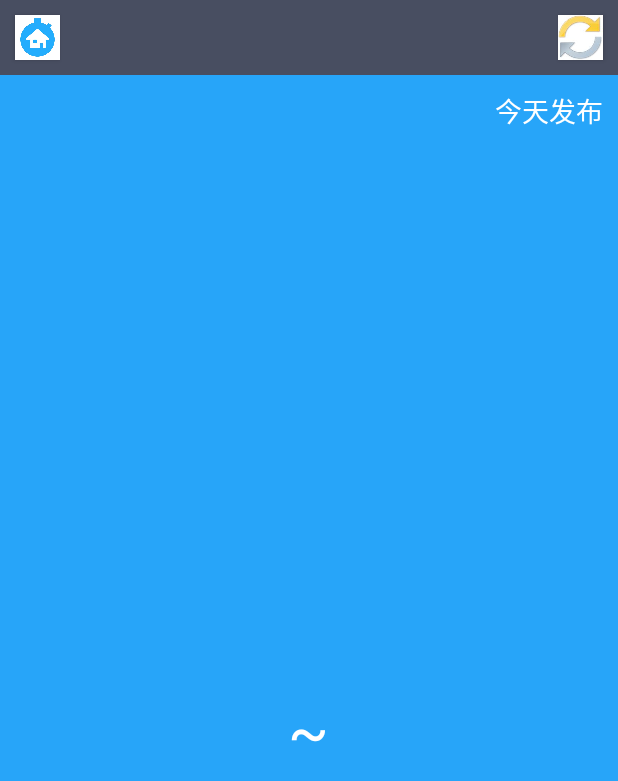
After one commit to whdxkcx/coolweather, an Android app: the WeatherActivity screen opened directly, with no data from a screen before it, on a phone screen of 412 x 824 dp. The commit adds this screen. Shown: the top 781 px of the screen. Run offline under Robolectric (Android 15) with nearby library versions, the phone set to English and light mode, and no system bars.

Commit message:
加入显示天气信息功能

```diff
--- a/app/build.gradle
+++ b/app/build.gradle
@@ -5,7 +5,7 @@
     buildToolsVersion "26.0.1"
     defaultConfig {
         applicationId "com.coolweather.app.coolweather"
-        minSdkVersion 15
+        minSdkVersion 22
         targetSdkVersion 26
         versionCode 1
         versionName "1.0"
--- a/app/src/main/AndroidManifest.xml
+++ b/app/src/main/AndroidManifest.xml
@@ -16,6 +16,8 @@
                 <category android:name="android.intent.category.LAUNCHER" />
             </intent-filter>
         </activity>
+
+        <activity android:name=".activity.WeatherActivity"></activity>
     </application>
 
 </manifest>
--- /dev/null
+++ b/app/src/main/java/com/coolweather/app/coolweather/activity/WeatherActivity.java
@@ -0,0 +1,173 @@
+package com.coolweather.app.coolweather.activity;
+
+import android.app.Activity;
+import android.content.Intent;
+import android.content.SharedPreferences;
+import android.os.Bundle;
+import android.preference.PreferenceManager;
+import android.provider.Settings;
+import android.support.annotation.Nullable;
+import android.text.TextUtils;
+import android.view.View;
+import android.view.Window;
+import android.widget.Button;
+import android.widget.LinearLayout;
+import android.widget.TextView;
+
+import com.coolweather.app.coolweather.R;
+import com.coolweather.app.coolweather.util.HttpCallBackListener;
+import com.coolweather.app.coolweather.util.HttpUtil;
+import com.coolweather.app.coolweather.util.Utility;
+
+
+/**
+ * Created by root on 2017/9/18.
+ */
+
+public class WeatherActivity extends Activity implements View.OnClickListener{
+
+    private LinearLayout weatherInfoLayout;
+    //用于显示城市名
+    private TextView cityNameText;
+    //用于显示发布时间
+    private TextView publishText;
+    //用于显示天气描述信息
+    private TextView weatherDespText;
+    //用于显示气温1
+    private TextView temp1Text;
+    //用于显示气温2
+    private TextView temp2Text;
+    //用于显示当前日期
+    private TextView currentDateText;
+    //切换城市的按钮
+    private Button switchCity;
+    //更新天气按钮
+    private Button refreshWeather;
+
+
+    @Override
+    protected void onCreate(@Nullable Bundle savedInstanceState) {
+        super.onCreate(savedInstanceState);
+        requestWindowFeature(Window.FEATURE_NO_TITLE);
+        setContentView(R.layout.wwather_layout);
+        //初始化各控件
+        weatherInfoLayout =(LinearLayout) findViewById(R.id.weather_info_layout);
+        cityNameText=(TextView) findViewById(R.id.city_name);
+        publishText =(TextView) findViewById(R.id.publish_text);
+        weatherDespText=(TextView) findViewById(R.id.weather_desp);
+        temp1Text=(TextView) findViewById(R.id.temp1);
+        temp2Text=(TextView)findViewById(R.id.temp2);
+        currentDateText=(TextView) findViewById(R.id.current_date);
+        switchCity=(Button) findViewById(R.id.switch_city);
+        refreshWeather=(Button) findViewById(R.id.refresh_weather);
+        String countyCode=getIntent().getStringExtra("county_code");
+        if(!TextUtils.isEmpty(countyCode)){
+            //有县级代号时就去查询天气
+            publishText.setText("同步中...");
+            weatherInfoLayout.setVisibility(View.INVISIBLE);
+            cityNameText.setVisibility(View.INVISIBLE);
+            queryWeatherCode(countyCode);
+        }else{
+            //没有县级代号就直接显示本地天气
+            showWeather();
+        }
+        switchCity.setOnClickListener(this);
+        refreshWeather.setOnClickListener(this);
+    }
+
+    @Override
+    public void onClick(View v) {
+        switch(v.getId()){
+            case R.id.switch_city:
+                Intent intent=new Intent(this,ChooseAreaActivity.class);
+                intent.putExtra("from_weather_activity",true);
+                startActivity(intent);
+                finish();
+                break;
+            case R.id.refresh_weather:
+                publishText.setText("同步中...");
+                SharedPreferences prefs=PreferenceManager.getDefaultSharedPreferences(this);
+                String weatherCode=prefs.getString("weather_code","");
+                if(!TextUtils.isEmpty(weatherCode)){
+                    queryWeatherInfo(weatherCode);
+                }
+                break;
+            default:
+                break;
+        }
+    }
+
+    //查询县级代号所对应的天气代号
+    private void queryWeatherCode(String countyCode){
+        String address ="http://www.weather.com.cn/data/list3/city"+countyCode+".xml";
+        queryFromServer(address,"countyCode");
+    }
+
+
+    //查询天气代号所对应的天气
+    private void queryWeatherInfo(String weatherCode){
+        String address="http://www.weather.com.cn/data/cityinfo/"+weatherCode + ".html";
+        queryFromServer(address,"weatherCode");
+    }
+
+    //根据传入的地址和类型去向服务器查询天气代号或者天气信息。
+    private void queryFromServer(final String address,final String type){
+        HttpUtil.sendHttpRequest(address, new HttpCallBackListener() {
+            @Override
+            public void onFinish(String response) {
+                  if("countyCode".equals(type)){
+                      if(!TextUtils.isEmpty(response)){
+                          //从服务器返回的数据解析出天气代码
+                          System.out.println("onFinish:"+response);
+                          String[] array=response.split("\\|");
+                          if(array!=null && array.length==2){
+                              String weatherCode=array[1];
+                              queryWeatherInfo(weatherCode);
+                              System.out.println(weatherCode);
+                          }
+                      }
+                  }else if("weatherCode".equals(type)){
+                      //处理服务器返回的天气信息
+                      System.out.println("处理服务器返回的天气信息");
+                      Utility.handleWeatherResponse(WeatherActivity.this,response);
+                      runOnUiThread(new Runnable() {
+                          @Override
+                          public void run() {
+                              showWeather();
+                          }
+                      });
+                  }
+            }
+
+            @Override
+            public void onError(Exception e) {
+                runOnUiThread(new Runnable() {
+                    @Override
+                    public void run() {
+                        publishText.setText("同步失败");
+                    }
+                });
+            }
+        });
+    }
+
+
+
+
+    //从SharedPreferences文件中读取存储的天气信息，并显示到桌面上
+    private void showWeather(){
+        SharedPreferences prefs = PreferenceManager.getDefaultSharedPreferences(this);
+        cityNameText.setText(prefs.getString("city_name",""));
+        temp1Text.setText(prefs.getString("temp1",""));
+        temp2Text.setText(prefs.getString("temp2",""));
+        weatherDespText.setText(prefs.getString("weather_desp",""));
+        publishText.setText("今天"+prefs.getString("publish_time","")+"发布");
+        currentDateText.setText(prefs.getString("current_date",""));
+        weatherInfoLayout.setVisibility(View.VISIBLE);
+        cityNameText.setVisibility(View.VISIBLE);
+
+
+
+    }
+
+}
--- a/app/src/main/java/com/coolweather/app/coolweather/util/HttpUtil.java
+++ b/app/src/main/java/com/coolweather/app/coolweather/util/HttpUtil.java
@@ -47,6 +47,7 @@
                     } catch (Exception e) {
                         if (listener != null) {
                             //回调onError()方法
+                            System.out.println("回调onError()方法");
                             listener.onError(e);
                         }
                     } finally {
--- /dev/null
+++ b/app/src/main/res/layout/wwather_layout.xml
@@ -0,0 +1,111 @@
+<?xml version="1.0" encoding="utf-8"?>
+<LinearLayout xmlns:android="http://schemas.android.com/apk/res/android"
+              android:layout_width="match_parent"
+              android:layout_height="match_parent"
+               android:orientation="vertical">
+
+    <RelativeLayout
+        android:layout_width="match_parent"
+        android:layout_height="50dp"
+        android:background="#484E61">
+
+        <Button
+            android:id="@+id/switch_city"
+            android:layout_width="30dp"
+            android:layout_height="30dp"
+            android:layout_centerVertical="true"
+            android:layout_marginLeft="10dp"
+            android:background="@drawable/home"/>
+        <TextView
+            android:id="@+id/city_name"
+            android:layout_width="wrap_content"
+            android:layout_height="wrap_content"
+            android:layout_centerInParent="true"
+            android:textColor="#fff"
+            android:textSize="24sp"/>
+
+        <Button
+            android:id="@+id/refresh_weather"
+            android:layout_width="30dp"
+            android:layout_height="30dp"
+            android:layout_alignParentRight="true"
+            android:layout_centerVertical="true"
+            android:layout_marginRight="10dp"
+            android:background="@drawable/refresh"/>
+    </RelativeLayout>
+
+    <RelativeLayout
+        android:layout_width="match_parent"
+        android:layout_height="0dp"
+        android:layout_weight="1"
+        android:background="#27A5f9">
+
+        <TextView
+            android:id="@+id/publish_text"
+            android:layout_width="wrap_content"
+            android:layout_height="wrap_content"
+            android:layout_alignParentRight="true"
+            android:layout_marginRight="10dp"
+            android:layout_marginTop="10dp"
+            android:textColor="#FFF"
+            android:textSize="18sp"/>
+
+
+    <LinearLayout
+        android:id="@+id/weather_info_layout"
+        android:layout_width="wrap_content"
+        android:layout_height="wrap_content"
+        android:layout_centerInParent="true"
+        android:orientation="vertical">
+     <TextView
+         android:id="@+id/current_date"
+         android:layout_width="wrap_content"
+         android:layout_height="40dp"
+         android:gravity="center"
+         android:textColor="#FFF"
+         android:textSize="18sp"
+         />
+
+        <TextView
+            android:id="@+id/weather_desp"
+            android:layout_width="wrap_content"
+            android:layout_height="60dp"
+            android:layout_gravity="center_horizontal"
+            android:gravity="center"
+            android:textColor="#FFF"
+            android:textSize="40sp"/>
+
+        <LinearLayout
+            android:layout_width="wrap_content"
+            android:layout_height="60dp"
+            android:layout_gravity="center_horizontal"
+            android:orientation="horizontal">
+            <TextView
+                android:id="@+id/temp1"
+                android:layout_width="wrap_content"
+                android:layout_height="wrap_content"
+                android:layout_gravity="center_vertical"
+                android:textColor="#FFF"
+                android:textSize="40sp"
+                />
+            <TextView
+                android:layout_width="wrap_content"
+                android:layout_height="wrap_content"
+                android:layout_gravity="center_vertical"
+                android:layout_marginLeft="10dp"
+                android:layout_marginRight="10dp"
+                android:text="~"
+                android:textColor="#FFF"
+                android:textSize="40sp"/>
+
+            <TextView
+                android:id="@+id/temp2"
+                android:layout_width="wrap_content"
+                android:layout_height="wrap_content"
+                android:layout_gravity="center_vertical"
+                android:textColor="#FFF"
+                android:textSize="40sp"/>
+        </LinearLayout>
+     </LinearLayout>
+    </RelativeLayout>
+</LinearLayout>
```
Also changed, not shown: app/src/main/java/com/coolweather/app/coolweather/activity/ChooseAreaActivity.java (+18 -0 lines), app/src/main/java/com/coolweather/app/coolweather/util/Utility.java (+50 -0 lines), app/src/main/res/drawable/home.jpg (added), app/src/main/res/drawable/refresh.jpg (added).
